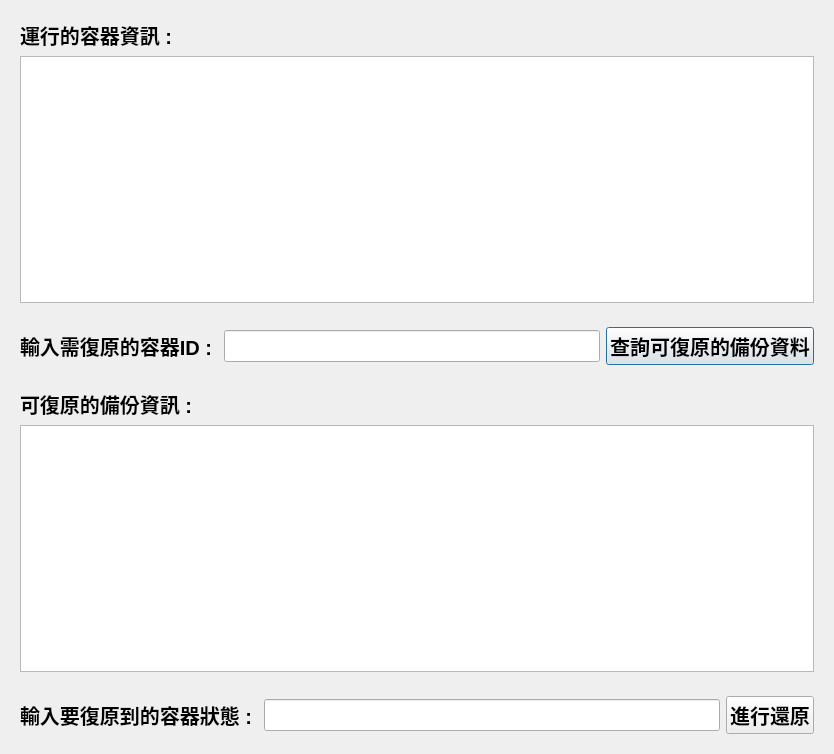
Old version of the form recovery.ui in the repository conantsai/Ncsis_Docker_Recovery.
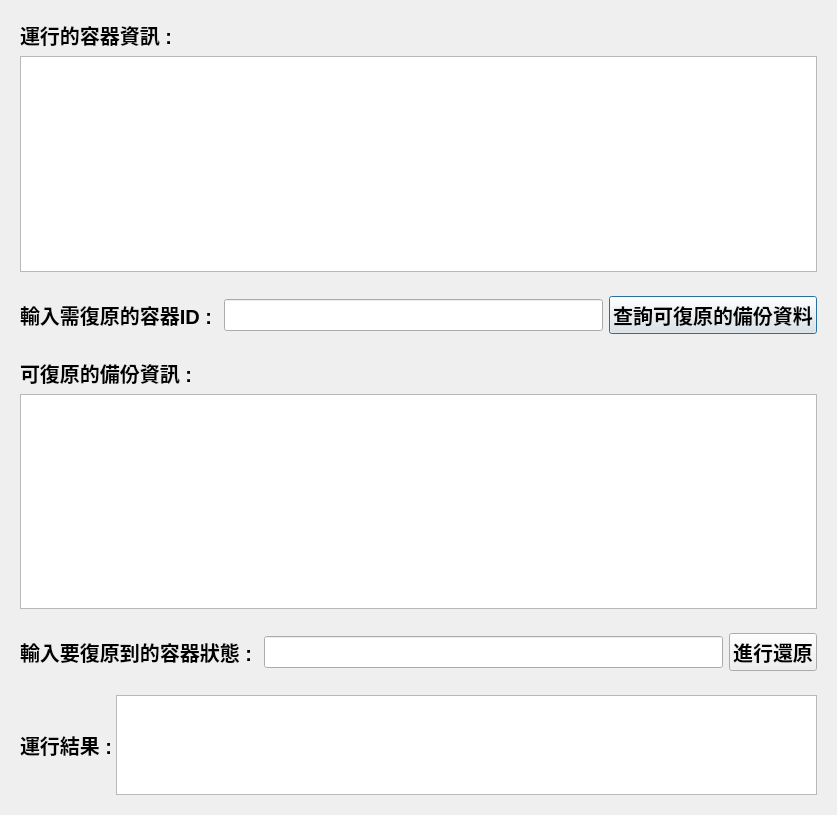
New version of the form. Icons and pictures are not drawn.

What changed in the file:
```diff
--- a/recovery.ui
+++ b/recovery.ui
@@ -6,8 +6,8 @@
    <rect>
     <x>0</x>
     <y>0</y>
-    <width>834</width>
-    <height>754</height>
+    <width>837</width>
+    <height>815</height>
    </rect>
   </property>
   <property name="minimumSize">
@@ -24,7 +24,11 @@
   <property name="windowTitle">
    <string>Dialog</string>
   </property>
-  <layout class="QVBoxLayout" name="verticalLayout_4">
+  <property name="windowIcon">
+   <iconset>
+    <normaloff>../../../home/uscc/Downloads/logo-only.png</normaloff>../../../home/uscc/Downloads/logo-only.png</iconset>
+  </property>
+  <layout class="QVBoxLayout" name="verticalLayout">
    <item>
     <widget class="QWidget" name="widget_2" native="true">
      <layout class="QVBoxLayout" name="verticalLayout_2">
@@ -238,6 +242,74 @@
      </layout>
     </widget>
    </item>
+   <item>
+    <widget class="QWidget" name="widget_5" native="true">
+     <property name="sizePolicy">
+      <sizepolicy hsizetype="Preferred" vsizetype="Fixed">
+       <horstretch>0</horstretch>
+       <verstretch>0</verstretch>
+      </sizepolicy>
+     </property>
+     <property name="maximumSize">
+      <size>
+       <width>16777215</width>
+       <height>200</height>
+      </size>
+     </property>
+     <layout class="QHBoxLayout" name="horizontalLayout_3">
+      <item>
+       <widget class="QLabel" name="label_result">
+        <property name="maximumSize">
+         <size>
+          <width>90</width>
+          <height>200</height>
+         </size>
+        </property>
+        <property name="font">
+         <font>
+          <pointsize>15</pointsize>
+          <weight>75</weight>
+          <bold>true</bold>
+         </font>
+        </property>
+        <property name="text">
+         <string>運行結果 :</string>
+        </property>
+       </widget>
+      </item>
+      <item>
+       <widget class="QTextBrowser" name="textBrowser_result">
+        <property name="sizePolicy">
+         <sizepolicy hsizetype="Preferred" vsizetype="Fixed">
+          <horstretch>0</horstretch>
+          <verstretch>0</verstretch>
+         </sizepolicy>
+        </property>
+        <property name="maximumSize">
+         <size>
+          <width>16777215</width>
+          <height>100</height>
+         </size>
+        </property>
+        <property name="font">
+         <font>
+          <pointsize>12</pointsize>
+         </font>
+        </property>
+        <property name="inputMethodHints">
+         <set>Qt::ImhMultiLine</set>
+        </property>
+        <property name="autoFormatting">
+         <set>QTextEdit::AutoNone</set>
+        </property>
+        <property name="lineWrapMode">
+         <enum>QTextEdit::NoWrap</enum>
+        </property>
+       </widget>
+      </item>
+     </layout>
+    </widget>
+   </item>
   </layout>
  </widget>
  <resources/>
```
Left out of the diff: 2 changed lines with no effect on the pictures.
